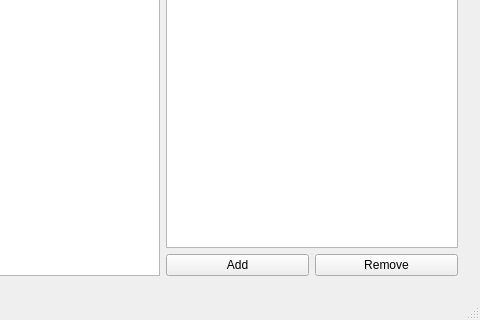
First picture: the form in lyrical/gui/mainwindow.ui, repository JamesGecko/Lyrical, before the edit; both pictures show x 160 to 640 and y 160 to 480 of the 640 by 480 pixel window.
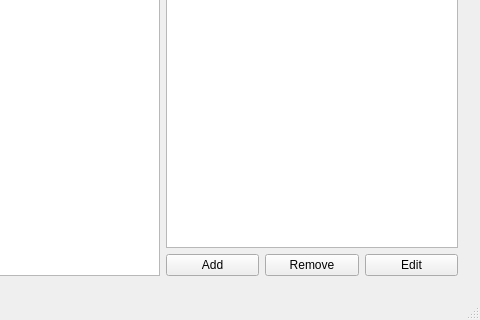
Second picture: the form after the edit.

Commit message: Add "edit" button to controller

```diff
--- a/lyrical/gui/mainwindow.ui
+++ b/lyrical/gui/mainwindow.ui
@@ -72,6 +72,13 @@
              </property>
             </widget>
            </item>
+           <item>
+            <widget class="QPushButton" name="edit_button">
+             <property name="text">
+              <string>Edit</string>
+             </property>
+            </widget>
+           </item>
           </layout>
          </item>
         </layout>
```
The commit also changes 1 other file.
